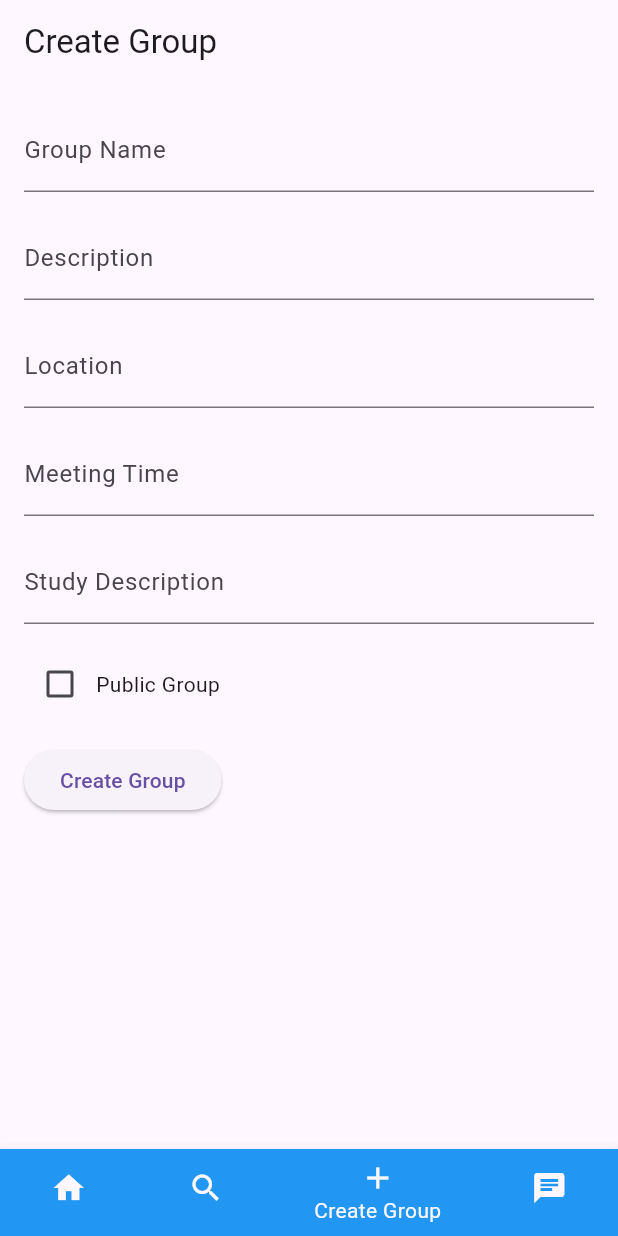
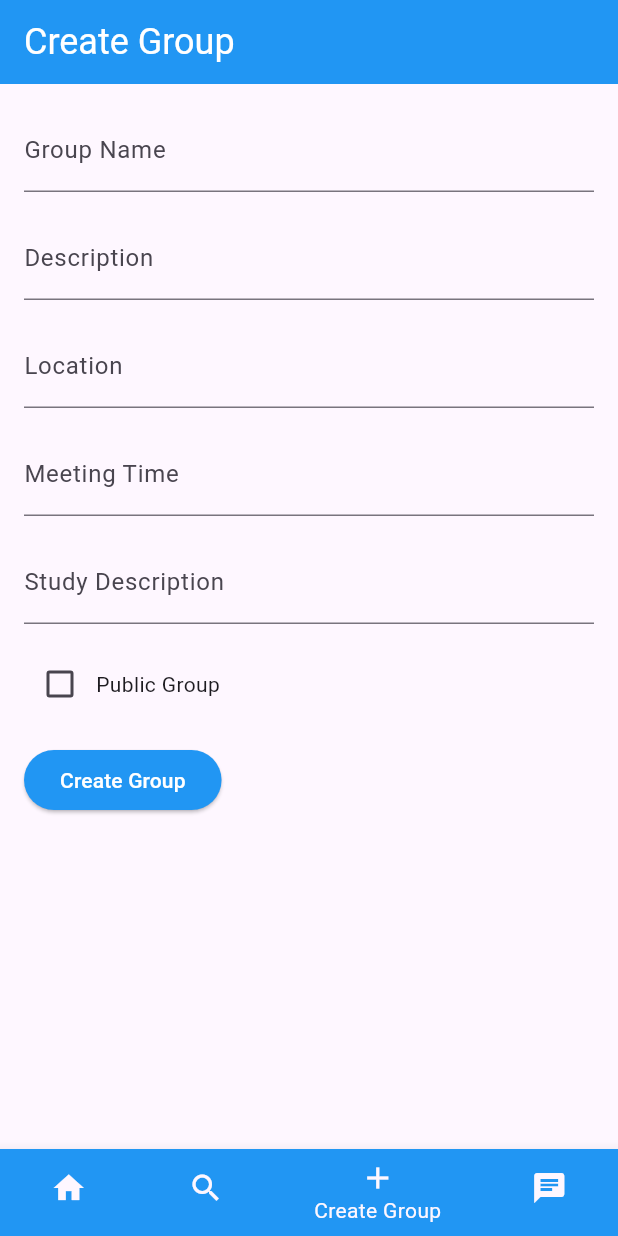
Before and after one commit to AceLake/Assemblage-Flutter, a Flutter app: the screen it shows once a user with an empty profile is signed in, item 3 of the bottom bar chosen, on a phone screen of 412 x 824 dp. Run offline on Flutter 3.47's test engine with Material 3 defaults, Android fonts, the phone set to English and light mode, and no system bars; our stand-ins replace cloud_firestore, firebase_auth, firebase_core; accounts and stored records are empty.

Commit message:
styling for ios

```diff
--- a/lib/main.dart
+++ b/lib/main.dart
@@ -1,3 +1,5 @@
+// ignore_for_file: prefer_const_constructors
+
 import 'package:firebase_core/firebase_core.dart';
 import 'package:flutter/material.dart';
 import 'package:messaging_app/firebase_options.dart';
@@ -24,10 +26,23 @@ class MyApp extends StatelessWidget {
 
 @override
 Widget build(BuildContext context) {
-    // The app will return a component that will check the status of the user
-    return const MaterialApp(
+  return MaterialApp(
     debugShowCheckedModeBanner: false,
+    theme: ThemeData(
+      appBarTheme: AppBarTheme(
+        backgroundColor: Colors.blue,
+        iconTheme: IconThemeData(color: Colors.white), // Set icon color to white
+        titleTextStyle: TextStyle(color: Colors.white, fontSize: 24),
+      ),
+      elevatedButtonTheme: ElevatedButtonThemeData(
+        style: ButtonStyle(
+          backgroundColor: MaterialStateProperty.all<Color>(Colors.blue), // Background color
+          foregroundColor: MaterialStateProperty.all<Color>(Colors.white), // Text color
+        ),
+      ),
+    ),
     home: AuthGate(),
   );
 }
+
 }
--- a/lib/pages/group_details.dart
+++ b/lib/pages/group_details.dart
@@ -148,11 +148,12 @@ class _GroupDetailsPageState extends State<GroupDetailsPage> {
           ],
         ),
       ),
-      body: Padding(
-        padding: const EdgeInsets.all(20.0),
-        child: Column(
-          crossAxisAlignment: CrossAxisAlignment.start,
-          children: [
+      body: SingleChildScrollView(
+        child: Padding(
+          padding: const EdgeInsets.all(20.0),
+          child: Column(
+            crossAxisAlignment: CrossAxisAlignment.start,
+            children: [
             Text(
               'Group Name:',
               style: TextStyle(fontWeight: FontWeight.bold, fontSize: 18),
@@ -239,7 +240,8 @@ class _GroupDetailsPageState extends State<GroupDetailsPage> {
                 },
               ),
             ),
-          ],
+            ],
+          ),
         ),
       ),
     );
```
Also changed, not shown: 5 other files. Lines whose indentation alone changed are shown as unchanged.
